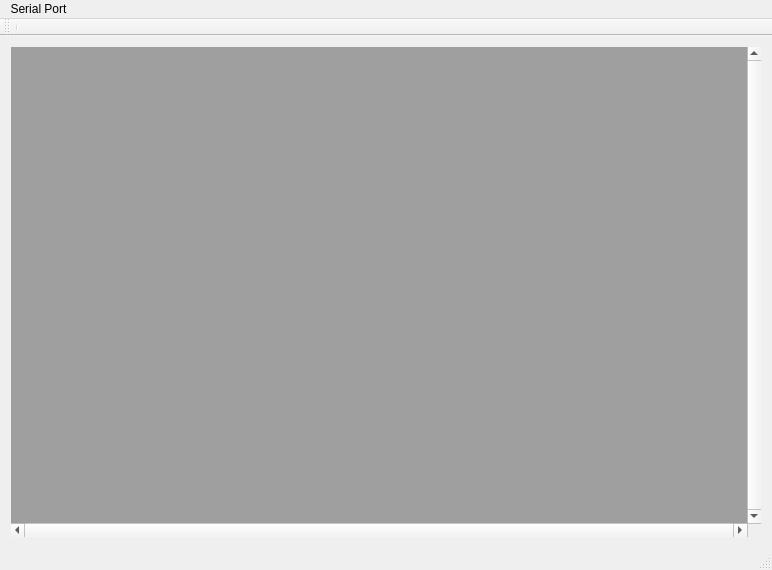
This is mainwindow.ui in pvd/SerialPlot as Qt 5 draws it before an edit. The edited form follows.
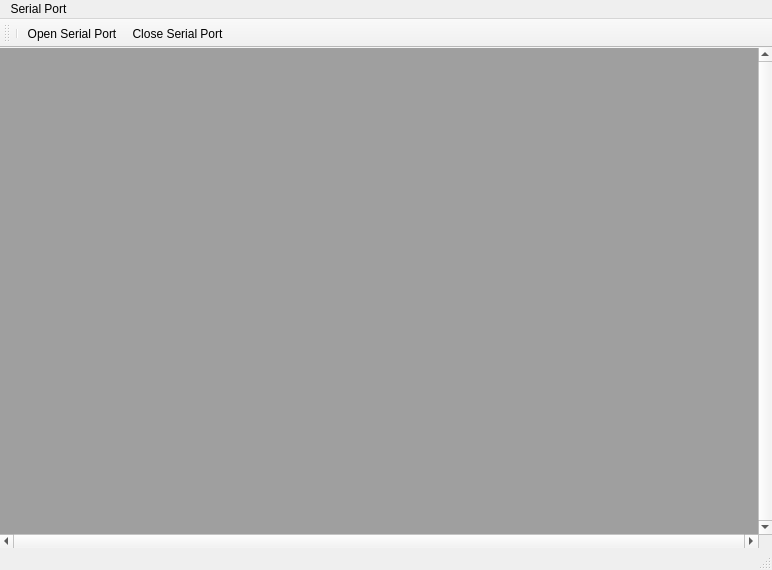
This is the edited form.

Commit message: Finally got the y axis scale problem fixed. Also the serial port is not double clickable

Patch:
```diff
--- a/mainwindow.ui
+++ b/mainwindow.ui
@@ -26,8 +26,11 @@
    <enum>Qt::ToolButtonTextOnly</enum>
   </property>
   <widget class="QWidget" name="centralWidget">
-   <layout class="QGridLayout" name="gridLayout">
-    <item row="0" column="0">
+   <layout class="QHBoxLayout" name="horizontalLayout">
+    <property name="margin">
+     <number>0</number>
+    </property>
+    <item>
      <widget class="QMdiArea" name="mdiArea">
       <property name="verticalScrollBarPolicy">
        <enum>Qt::ScrollBarAlwaysOn</enum>
@@ -65,6 +68,9 @@
    <property name="windowTitle">
     <string>toolBar</string>
    </property>
+   <property name="toolButtonStyle">
+    <enum>Qt::ToolButtonTextOnly</enum>
+   </property>
    <attribute name="toolBarArea">
     <enum>TopToolBarArea</enum>
    </attribute>
@@ -72,15 +78,17 @@
     <bool>false</bool>
    </attribute>
    <addaction name="separator"/>
+   <addaction name="actionOpen"/>
+   <addaction name="actionClose"/>
   </widget>
   <action name="actionOpen">
    <property name="text">
-    <string>Open</string>
+    <string>Open Serial Port</string>
    </property>
   </action>
   <action name="actionClose">
    <property name="text">
-    <string>Close</string>
+    <string>Close Serial Port</string>
    </property>
   </action>
  </widget>
```
The commit also changes 20 other files.
